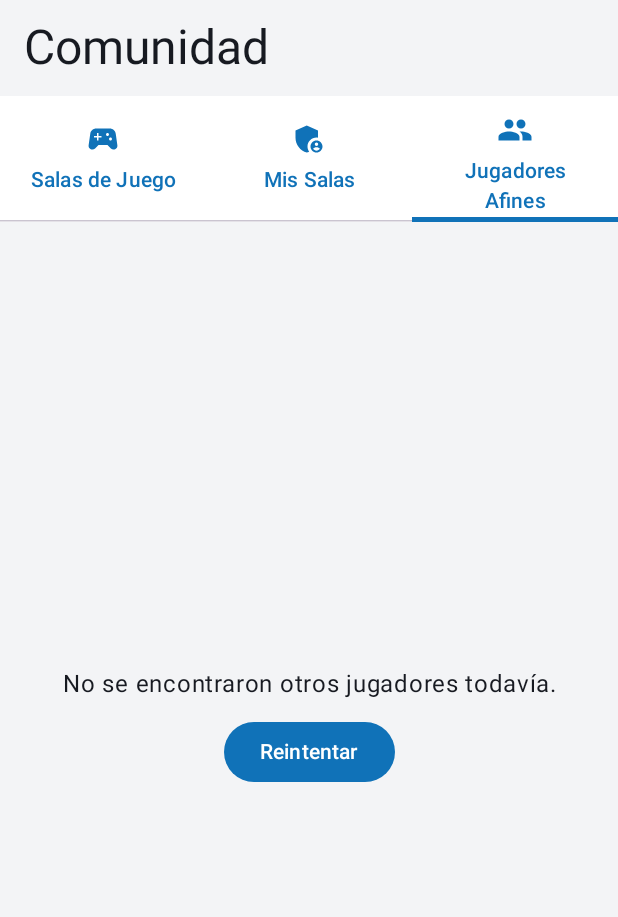
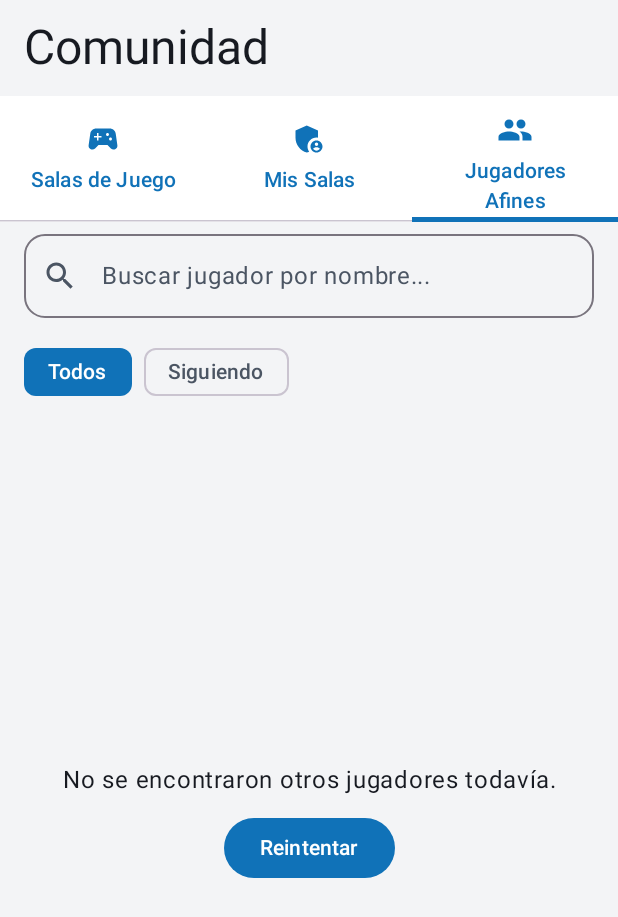
Before and after one commit to studies-ulpgc/GameMatch, an Android app built with Jetpack Compose: the composable CommunityScreen shown on its own in the app's theme, tab 3 chosen, on a phone screen of 412 x 824 dp. Shown: the top 917 px of the screen. Run offline under Robolectric (Android 15) with nearby library versions, the phone set to English and light mode, and no system bars; our stand-ins replace Firebase (no records; nobody signed in at launch, a user with empty details on screens opened directly).

Commit message:
feat: búsqueda y filtro de seguidos en jugadores con orden por match y géneros localizados

```diff
--- a/app/src/main/java/com/pamn/gamematch/ui/community/CommunityScreen.kt
+++ b/app/src/main/java/com/pamn/gamematch/ui/community/CommunityScreen.kt
@@ -19,6 +19,7 @@ import androidx.compose.foundation.layout.width
 import androidx.compose.foundation.lazy.LazyColumn
 import androidx.compose.foundation.lazy.LazyRow
 import androidx.compose.foundation.lazy.items
+import androidx.compose.foundation.lazy.rememberLazyListState
 import androidx.compose.foundation.shape.CircleShape
 import androidx.compose.foundation.shape.RoundedCornerShape
 import androidx.compose.material.icons.Icons
@@ -88,6 +89,7 @@ import com.pamn.gamematch.data.model.GameRoom
 import com.pamn.gamematch.data.model.UserProfile
 import com.pamn.gamematch.ui.discover.PLATFORM_OPTIONS
 import com.pamn.gamematch.ui.theme.SteamAccentBlue
+import com.pamn.gamematch.utils.GenreUtils
 
 import com.pamn.gamematch.ui.AppViewModelProvider
 
@@ -221,6 +223,8 @@ fun CommunityScreen(
 
                 2 -> UserMatchTabContent(
                     uiState = uiState,
+                    onSearchQueryChange = viewModel::onSearchUserQueryChanged,
+                    onFilterChange = viewModel::setUserFilter,
                     onUserClick = { user -> selectedUserForModal = user },
                     onToggleFollow = viewModel::toggleFollowUser,
                     onRetry = viewModel::loadCommunityUsers
@@ -1014,10 +1018,82 @@ private fun RoomCard(
 @Composable
 private fun UserMatchTabContent(
     uiState: CommunityUiState,
+    onSearchQueryChange: (String) -> Unit,
+    onFilterChange: (UserFilter) -> Unit,
     onUserClick: (UserProfile) -> Unit,
     onToggleFollow: (String) -> Unit,
     onRetry: () -> Unit
 ) {
+    val listState = rememberLazyListState()
+
+    LaunchedEffect(uiState.userFilter, uiState.searchUserQuery) {
+        listState.scrollToItem(0)
+    }
+
+    Column(modifier = Modifier.fillMaxSize()) {
+        // Buscador superior por usuario
+        OutlinedTextField(
+            value = uiState.searchUserQuery,
+            onValueChange = onSearchQueryChange,
+            modifier = Modifier
+                .fillMaxWidth()
+                .padding(horizontal = 16.dp, vertical = 8.dp),
+            placeholder = { Text(stringResource(R.string.community_search_users_placeholder)) },
+            leadingIcon = {
+                Icon(
+                    imageVector = Icons.Default.Search,
+                    contentDescription = stringResource(R.string.community_search_users_cd)
+                )
+            },
+            trailingIcon = {
+                if (uiState.searchUserQuery.isNotEmpty()) {
+                    IconButton(onClick = { onSearchQueryChange("") }) {
+                        Icon(
+                            imageVector = Icons.Default.Clear,
+                            contentDescription = stringResource(R.string.community_clear_search_cd)
+                        )
+                    }
+                }
+            },
+            singleLine = true,
+            shape = RoundedCornerShape(14.dp),
+            colors = OutlinedTextFieldDefaults.colors(
+                focusedBorderColor = MaterialTheme.colorScheme.primary,
+                unfocusedBorderColor = MaterialTheme.colorScheme.outline
+            )
+        )
+
+        // Chips de Filtro (Todos / Siguiendo)
+        LazyRow(
+            modifier = Modifier
+                .fillMaxWidth()
+                .padding(horizontal = 16.dp, vertical = 4.dp),
+            horizontalArrangement = Arrangement.spacedBy(8.dp)
+        ) {
+            item {
+                FilterChip(
+                    selected = uiState.userFilter == UserFilter.ALL,
+                    onClick = { onFilterChange(UserFilter.ALL) },
+                    label = { Text(stringResource(R.string.community_user_filter_all)) },
+                    colors = FilterChipDefaults.filterChipColors(
+                        selectedContainerColor = MaterialTheme.colorScheme.primary,
+                        selectedLabelColor = MaterialTheme.colorScheme.onPrimary
+                    )
+                )
+            }
+            item {
+                FilterChip(
+                    selected = uiState.userFilter == UserFilter.FOLLOWING_ONLY,
+                    onClick = { onFilterChange(UserFilter.FOLLOWING_ONLY) },
+                    label = { Text(stringResource(R.string.community_user_filter_following)) },
+                    colors = FilterChipDefaults.filterChipColors(
+                        selectedContainerColor = MaterialTheme.colorScheme.primary,
+                        selectedLabelColor = MaterialTheme.colorScheme.onPrimary
+                    )
+                )
+            }
+        }
+
         if (uiState.isLoadingUsers) {
             Box(
                 modifier = Modifier.fillMaxSize(),
@@ -1025,7 +1101,7 @@ private fun UserMatchTabContent(
             ) {
                 CircularProgressIndicator()
             }
-    } else if (uiState.userMatches.isEmpty()) {
+        } else if (uiState.filteredUserMatches.isEmpty()) {
             Box(
                 modifier = Modifier
                     .fillMaxSize()
@@ -1033,8 +1109,16 @@ private fun UserMatchTabContent(
                 contentAlignment = Alignment.Center
             ) {
                 Column(horizontalAlignment = Alignment.CenterHorizontally) {
-                Text(
-                    text = stringResource(R.string.community_empty_users),
+                    val emptyText = when {
+                        uiState.userFilter == UserFilter.FOLLOWING_ONLY ->
+                            stringResource(R.string.community_empty_users_following)
+                        uiState.searchUserQuery.isNotBlank() ->
+                            stringResource(R.string.community_empty_users_search, uiState.searchUserQuery)
+                        else ->
+                            stringResource(R.string.community_empty_users)
+                    }
+                    Text(
+                        text = emptyText,
                         style = MaterialTheme.typography.bodyLarge,
                         textAlign = TextAlign.Center
                     )
@@ -1048,11 +1132,12 @@ private fun UserMatchTabContent(
             }
         } else {
             LazyColumn(
+                state = listState,
                 modifier = Modifier.fillMaxSize(),
                 contentPadding = PaddingValues(16.dp),
                 verticalArrangement = Arrangement.spacedBy(12.dp)
             ) {
-            items(uiState.userMatches, key = { it.uid }) { user ->
+                items(uiState.filteredUserMatches, key = { it.uid }) { user ->
                     val isFollowing = uiState.followingUserIds.contains(user.uid)
                     UserMatchCard(
                         user = user,
@@ -1061,6 +1146,7 @@ private fun UserMatchTabContent(
                         onClick = { onUserClick(user) },
                         onToggleFollow = { onToggleFollow(user.uid) }
                     )
+                }
             }
         }
     }
@@ -1191,7 +1277,7 @@ private fun UserMatchCard(
                         user.commonGenres.take(3).forEach { genre ->
                             AssistChip(
                                 onClick = {},
-                                label = { Text(genre, style = MaterialTheme.typography.labelSmall) }
+                                label = { Text(GenreUtils.getLocalizedGenre(genre), style = MaterialTheme.typography.labelSmall) }
                             )
                         }
                     }
@@ -1236,7 +1322,7 @@ private fun UserDetailModal(
                         text = stringResource(R.string.community_user_preferred_genres),
                         fontWeight = FontWeight.Bold
                     )
-                    Text(text = user.preferredGenres.joinToString(", "))
+                    Text(text = user.preferredGenres.map { GenreUtils.getLocalizedGenre(it) }.joinToString(", "))
                 }
             }
         },
--- a/app/src/main/java/com/pamn/gamematch/ui/community/CommunityViewModel.kt
+++ b/app/src/main/java/com/pamn/gamematch/ui/community/CommunityViewModel.kt
@@ -21,9 +21,15 @@ enum class RoomFilter {
     FAVORITES_ONLY
 }
 
+enum class UserFilter {
+    ALL,
+    FOLLOWING_ONLY
+}
+
 data class CommunityUiState(
     val selectedTab: Int = 0, // 0: Salas de Juego, 1: Mis Salas, 2: Jugadores Afines
     val userMatches: List<UserProfile> = emptyList(),
+    val filteredUserMatches: List<UserProfile> = emptyList(),
     val currentUserProfile: UserProfile? = null,
     val rooms: List<GameRoom> = emptyList(),
     val filteredRooms: List<GameRoom> = emptyList(),
@@ -31,7 +37,9 @@ data class CommunityUiState(
     val followingUserIds: Set<String> = emptySet(),
     val likedGameTitles: Set<String> = emptySet(),
     val searchGameQuery: String = "",
+    val searchUserQuery: String = "",
     val roomFilter: RoomFilter = RoomFilter.ALL,
+    val userFilter: UserFilter = UserFilter.ALL,
     val isLoadingUsers: Boolean = false,
     val isLoadingRooms: Boolean = false,
     val isCreatingRoom: Boolean = false,
@@ -66,9 +74,19 @@ class CommunityViewModel(
         loadRooms()
     }
 
+    fun setUserFilter(filter: UserFilter) {
+        _uiState.update { it.copy(userFilter = filter) }
+        applyUserFilters()
+    }
+
     fun onSearchGameQueryChanged(query: String) {
         _uiState.update { it.copy(searchGameQuery = query) }
         applyRoomFilters()
+    }
+
+    fun onSearchUserQueryChanged(query: String) {
+        _uiState.update { it.copy(searchUserQuery = query) }
+        applyUserFilters()
     }
 
     fun loadCatalogGames() {
@@ -98,6 +116,7 @@ class CommunityViewModel(
             communityRepository.getFollowingUserIds().onSuccess { ids ->
                 _uiState.update { it.copy(followingUserIds = ids.toSet()) }
                 applyRoomFilters()
+                applyUserFilters()
             }
         }
     }
@@ -136,6 +155,7 @@ class CommunityViewModel(
                             isLoadingUsers = false
                         )
                     }
+                    applyUserFilters()
                 }
                 .onFailure { error ->
                     _uiState.update { state ->
@@ -211,6 +231,28 @@ class CommunityViewModel(
         _uiState.update { it.copy(filteredRooms = filtered) }
     }
 
+    private fun applyUserFilters() {
+        val state = _uiState.value
+        val query = state.searchUserQuery.trim()
+        val filterMode = state.userFilter
+        val following = state.followingUserIds
+
+        val filtered = state.userMatches.filter { user ->
+            val matchesQuery = query.isEmpty() || user.username.contains(query, ignoreCase = true)
+            val passesFilter = when (filterMode) {
+                UserFilter.ALL -> true
+                UserFilter.FOLLOWING_ONLY -> user.uid in following
+            }
+            matchesQuery && passesFilter
+        }.sortedWith(
+            compareByDescending<UserProfile> { it.matchPercentage }
+                .thenByDescending { it.commonGenres.size }
+                .thenBy(String.CASE_INSENSITIVE_ORDER) { it.username }
+        )
+
+        _uiState.update { it.copy(filteredUserMatches = filtered) }
+    }
+
     fun toggleFollowUser(targetUserId: String) {
         val isFollowing = _uiState.value.followingUserIds.contains(targetUserId)
         _uiState.update { it.copy(isActionInProgress = true) }
@@ -237,6 +279,7 @@ class CommunityViewModel(
                             successMessage = msg
                         )
                     }
+                    applyUserFilters()
                     loadRooms()
                 }
                 .onFailure { error ->
--- a/app/src/main/res/values/strings.xml
+++ b/app/src/main/res/values/strings.xml
@@ -159,6 +159,12 @@
     <string name="community_room_join">Unirse a la sala</string>
     <string name="community_room_leave">Salir de la sala</string>
     <string name="community_empty_users">No se encontraron otros jugadores todavía.</string>
+    <string name="community_empty_users_search">No se encontraron jugadores que coincidan con \'%1$s\'.</string>
+    <string name="community_empty_users_following">Aún no sigues a ningún jugador.</string>
+    <string name="community_search_users_placeholder">Buscar jugador por nombre...</string>
+    <string name="community_search_users_cd">Buscar jugador</string>
+    <string name="community_user_filter_all">Todos</string>
+    <string name="community_user_filter_following">Siguiendo</string>
     <string name="community_user_language">Idioma: %1$s</string>
     <string name="community_user_following">Siguiendo</string>
     <string name="community_user_affinity">%1$d%% de afinidad contigo</string>
```
Also changed, not shown: 2 other files. Lines whose indentation alone changed are shown as unchanged.
